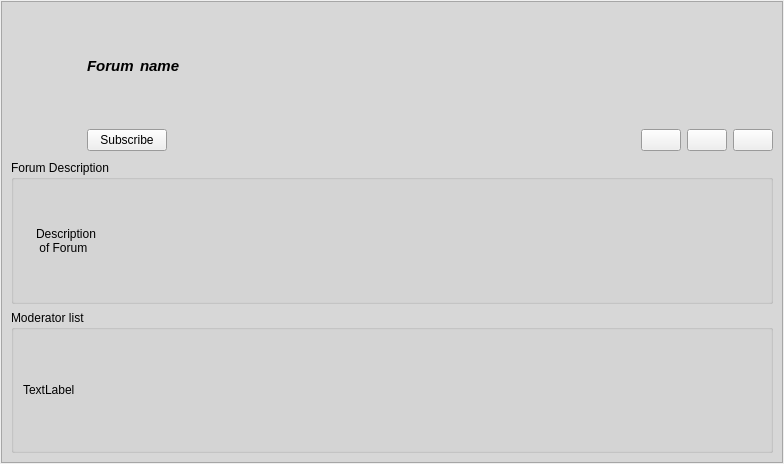
Before: the Qt Designer form retroshare-gui/src/gui/feeds/GxsForumGroupItem.ui in RetroShare/RetroShare, drawn with Qt 5.
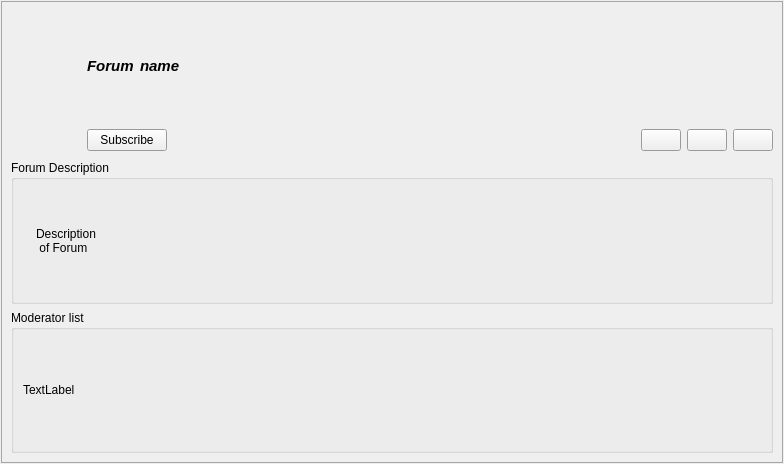
After: the same form once the commit is applied. Icons and pictures are not drawn.

Diff of the .ui file:
```diff
--- a/retroshare-gui/src/gui/feeds/GxsForumGroupItem.ui
+++ b/retroshare-gui/src/gui/feeds/GxsForumGroupItem.ui
@@ -123,7 +123,7 @@
       </palette>
      </property>
      <property name="autoFillBackground">
-      <bool>true</bool>
+      <bool>false</bool>
      </property>
      <property name="frameShape">
       <enum>QFrame::StyledPanel</enum>
```
